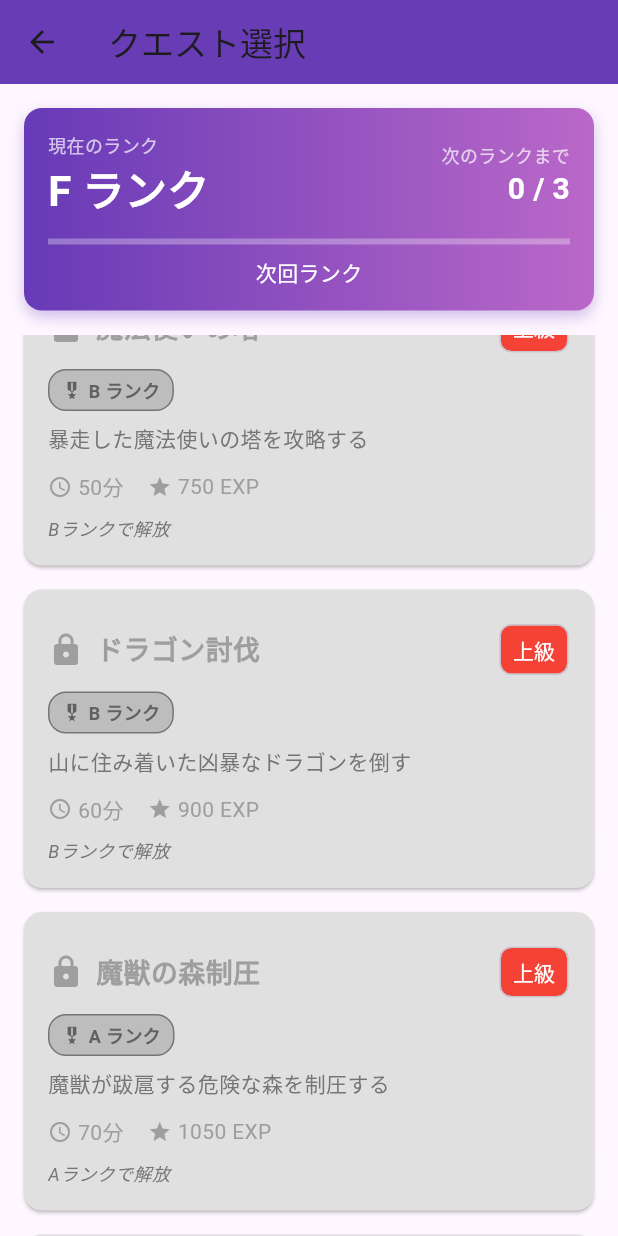
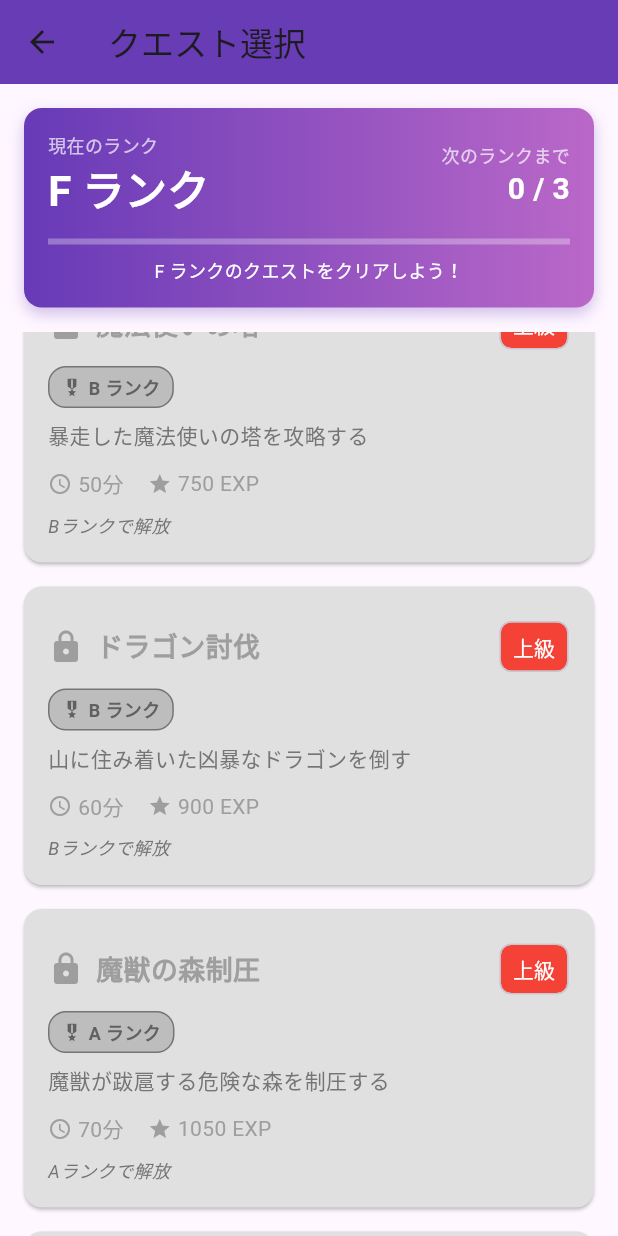
Before and after one commit to khattori-ui/ai_adventurer_makina, a Flutter app: the QuestListScreen screen opened directly, scrolled down 2880 dp, on a phone screen of 412 x 824 dp. Run offline on Flutter 3.47's test engine with Material 3 defaults, Android fonts, the light colour scheme and no system bars; our stand-ins replace shared_preferences; accounts and stored records are empty.

Commit message:
First commit

```diff
--- a/lib/data/quest_data.dart
+++ b/lib/data/quest_data.dart
@@ -401,25 +401,31 @@
     'dragon_slayer': Equipment(id: 'dragon_slayer', name: 'ドラゴンスレイヤー', slot: 'weapon', attackBonus: 35, defenseBonus: 10, rarity: 3),
     'demon_blade': Equipment(id: 'demon_blade', name: '魔剣', slot: 'weapon', attackBonus: 40, magicBonus: 20, rarity: 3),
     'legendary_sword': Equipment(id: 'legendary_sword', name: '伝説の剣', slot: 'weapon', attackBonus: 50, magicBonus: 30, speedBonus: 20, rarity: 3),
+    'true_demon_blade': Equipment(id: 'true_demon_blade', name: '真・魔剣', slot: 'weapon', attackBonus: 80, magicBonus: 60, speedBonus: 40, rarity: 3),
     'magic_staff': Equipment(id: 'magic_staff', name: '魔法の杖', slot: 'weapon', magicBonus: 15, intelligenceBonus: 5, rarity: 1),
     'ancient_staff': Equipment(id: 'ancient_staff', name: '古代の杖', slot: 'weapon', magicBonus: 30, intelligenceBonus: 15, rarity: 2),
+    'chaos_staff': Equipment(id: 'chaos_staff', name: '混沌の杖', slot: 'weapon', magicBonus: 100, intelligenceBonus: 60, attackBonus: 20, rarity: 3),
     'leather_armor': Equipment(id: 'leather_armor', name: '革の鎧', slot: 'armor', defenseBonus: 5, speedBonus: 2, rarity: 1),
     'chain_armor': Equipment(id: 'chain_armor', name: '鎖帷子', slot: 'armor', defenseBonus: 15, rarity: 2),
     'dragon_scale_armor': Equipment(id: 'dragon_scale_armor', name: 'ドラゴン鱗の鎧', slot: 'armor', defenseBonus: 30, magicBonus: 10, rarity: 3),
     'dark_armor': Equipment(id: 'dark_armor', name: '闇の鎧', slot: 'armor', defenseBonus: 35, attackBonus: 15, rarity: 3),
     'divine_armor': Equipment(id: 'divine_armor', name: '神聖なる鎧', slot: 'armor', defenseBonus: 45, magicBonus: 25, intelligenceBonus: 15, rarity: 3),
+    'abyssal_armor': Equipment(id: 'abyssal_armor', name: '深淵の鎧', slot: 'armor', defenseBonus: 80, magicBonus: 50, attackBonus: 40, rarity: 3),
     'iron_shield': Equipment(id: 'iron_shield', name: '鉄の盾', slot: 'shield', defenseBonus: 10, rarity: 2),
     'flame_shield': Equipment(id: 'flame_shield', name: '炎の盾', slot: 'shield', defenseBonus: 20, magicBonus: 15, rarity: 3),
     'cursed_shield': Equipment(id: 'cursed_shield', name: '呪いの盾', slot: 'shield', defenseBonus: 25, attackBonus: 10, rarity: 3),
     'holy_shield': Equipment(id: 'holy_shield', name: '聖なる盾', slot: 'shield', defenseBonus: 35, magicBonus: 20, rarity: 3),
+    'true_holy_shield': Equipment(id: 'true_holy_shield', name: '真・聖盾', slot: 'shield', defenseBonus: 70, magicBonus: 40, speedBonus: 30, rarity: 3),
     'magic_bracelet': Equipment(id: 'magic_bracelet', name: '魔力の腕輪', slot: 'bracelet', magicBonus: 10, rarity: 1),
     'wisdom_bracelet': Equipment(id: 'wisdom_bracelet', name: '賢者の腕輪', slot: 'bracelet', intelligenceBonus: 20, magicBonus: 10, rarity: 2),
     'god_bracelet': Equipment(id: 'god_bracelet', name: '神の腕輪', slot: 'bracelet', attackBonus: 20, magicBonus: 20, intelligenceBonus: 20, rarity: 3),
+    'demon_king_bracelet': Equipment(id: 'demon_king_bracelet', name: '魔王の腕輪', slot: 'bracelet', attackBonus: 50, magicBonus: 50, intelligenceBonus: 50, defenseBonus: 30, rarity: 3),
     'leather_boots': Equipment(id: 'leather_boots', name: '革の靴', slot: 'boots', speedBonus: 5, rarity: 1),
     'speed_boots': Equipment(id: 'speed_boots', name: '俊足のブーツ', slot: 'boots', speedBonus: 15, rarity: 2),
     'scholar_boots': Equipment(id: 'scholar_boots', name: '学者のブーツ', slot: 'boots', speedBonus: 10, intelligenceBonus: 15, rarity: 2),
     'shadow_boots': Equipment(id: 'shadow_boots', name: '影のブーツ', slot: 'boots', speedBonus: 25, defenseBonus: 10, rarity: 3),
     'angel_boots': Equipment(id: 'angel_boots', name: '天使のブーツ', slot: 'boots', speedBonus: 30, magicBonus: 15, defenseBonus: 15, rarity: 3),
+    'void_walker_boots': Equipment(id: 'void_walker_boots', name: '虚空の靴', slot: 'boots', speedBonus: 60, magicBonus: 40, intelligenceBonus: 40, rarity: 3),
   };
 
   static Equipment? getEquipmentById(String id) {
--- a/lib/models/makina.dart
+++ b/lib/models/makina.dart
@@ -261,6 +261,16 @@
     inventory.add(equipment);
   }
 
+  // ★追加: 指定したIDの装備を持っているかチェック（装備中またはインベントリ）
+  bool hasEquipment(String id) {
+    return (weapon?.id == id) ||
+           (armor?.id == id) ||
+           (shield?.id == id) ||
+           (bracelet?.id == id) ||
+           (boots?.id == id) ||
+           inventory.any((item) => item.id == id);
+  }
+
   // JSON変換
   Map<String, dynamic> toJson() {
     return {
@@ -327,6 +337,7 @@
   }
 }
 
+// 会話記憶クラス
 class ConversationMemory {
   final String playerMessage;
   final String makinaResponse;
@@ -396,40 +407,41 @@
     this.possibleDrops = const [],
   });
 
-  // クエストの成功率を計算(装備ボーナス込み)
+  // クエストの成功率を計算(装備ボーナス込み・重み付き評価)
   double calculateSuccessRate(Makina makina) {
     // 各ステータスの達成度を計算
+    // 上限を3.0倍まで拡張（2.0以上も評価する）
     List<double> ratios = [];
     List<double> weights = [];
 
     // 攻撃
     if (targetAttack > 0) {
-      ratios.add((makina.effectiveAttack / targetAttack).clamp(0.0, 2.0));
-      weights.add(1.0);
+      ratios.add((makina.effectiveAttack / targetAttack).clamp(0.0, 3.0));
+      weights.add(targetAttack.toDouble()); // 重み = 目標値
     }
 
     // 魔法
     if (targetMagic > 0) {
-      ratios.add((makina.effectiveMagic / targetMagic).clamp(0.0, 2.0));
-      weights.add(1.0);
+      ratios.add((makina.effectiveMagic / targetMagic).clamp(0.0, 3.0));
+      weights.add(targetMagic.toDouble());
     }
 
     // 素早さ
     if (targetSpeed > 0) {
-      ratios.add((makina.effectiveSpeed / targetSpeed).clamp(0.0, 2.0));
-      weights.add(1.0);
+      ratios.add((makina.effectiveSpeed / targetSpeed).clamp(0.0, 3.0));
+      weights.add(targetSpeed.toDouble());
     }
 
     // 賢さ
     if (targetIntelligence > 0) {
-      ratios.add((makina.effectiveIntelligence / targetIntelligence).clamp(0.0, 2.0));
-      weights.add(1.0);
+      ratios.add((makina.effectiveIntelligence / targetIntelligence).clamp(0.0, 3.0));
+      weights.add(targetIntelligence.toDouble());
     }
 
     // 防御
     if (targetDefense > 0) {
-      ratios.add((makina.effectiveDefense / targetDefense).clamp(0.0, 2.0));
-      weights.add(1.0);
+      ratios.add((makina.effectiveDefense / targetDefense).clamp(0.0, 3.0));
+      weights.add(targetDefense.toDouble());
     }
 
     // 重み付き平均スコアを計算
@@ -444,18 +456,25 @@
     if (totalWeight > 0) {
       score = score / totalWeight;
     } else {
-      score = 1.0; // 目標ステータスが全て0の場合は100%
+      score = 3.0; // 目標ステータスが全て0の場合はMAX評価(3.0)
     }
 
     // スコアを成功率に変換
     double successRate;
-    if (score < 0.3) {
-      successRate = 0.01 * (score / 0.3);
+
+    if (score <= 1.0) {
+      // 0.0 -> 0%
+      // 1.0 -> 55%
+      successRate = score * 0.55;
     } else {
-      successRate = 0.01 + (score - 0.3) / 1.7 * 0.94;
+      // 1.0 -> 55%
+      // 2.0 -> 55% + 25% = 80%
+      // 2.8 -> 55% + 45% = 100%
+      successRate = 0.55 + (score - 1.0) * 0.25;
     }
 
-    return successRate.clamp(0.0, 0.95);
+    // どんなに強くても0.01%は失敗する
+    return successRate.clamp(0.0, 0.9999);
   }
 
   Map<String, dynamic> toJson() {
--- a/lib/screens/home_screen.dart
+++ b/lib/screens/home_screen.dart
@@ -187,6 +187,9 @@
     final rankName = QuestData.getGuildRankName(makina.guildRank);
     final questsRequired = QuestData.getQuestsRequiredForRankUp(makina.guildRank);
     final progress = makina.questSuccessCountForCurrentRank;
+    final nextRankName = makina.guildRank < 6
+        ? QuestData.getGuildRankName(makina.guildRank + 1)
+        : 'MAX';
 
     return Card(
       elevation: 2,
@@ -229,7 +232,7 @@
             if (makina.guildRank < 6) ...[
               const SizedBox(height: 12),
               Text(
-                '次のランクまで: $progress / $questsRequired',
+                '$rankName ランクのクエストをクリア: $progress / $questsRequired',
                 style: TextStyle(color: Colors.grey.shade700),
               ),
               const SizedBox(height: 8),
@@ -237,6 +240,14 @@
                 value: progress / questsRequired,
                 backgroundColor: Colors.grey.shade300,
                 valueColor: const AlwaysStoppedAnimation<Color>(Colors.amber),
+              ),
+              const SizedBox(height: 8),
+              Text(
+                '次のランク: $nextRankName',
+                style: TextStyle(
+                  color: Colors.deepPurple,
+                  fontWeight: FontWeight.bold,
+                ),
               ),
             ] else ...[
               const SizedBox(height: 12),
--- a/lib/screens/quest_list_screen.dart
+++ b/lib/screens/quest_list_screen.dart
@@ -133,11 +133,12 @@
             ),
             const SizedBox(height: 8),
             Text(
-              '次回ランク',
+              '$rankName ランクのクエストをクリアしよう！',
               style: const TextStyle(
                 color: Colors.white,
-                fontSize: 14,
+                fontSize: 12,
               ),
+              textAlign: TextAlign.center,
             ),
           ] else ...[
             const SizedBox(height: 8),
```
Also changed, not shown: lib/data/achievement_data.dart (+14 -0 lines), lib/providers/game_provider.dart (+25 -5 lines).
